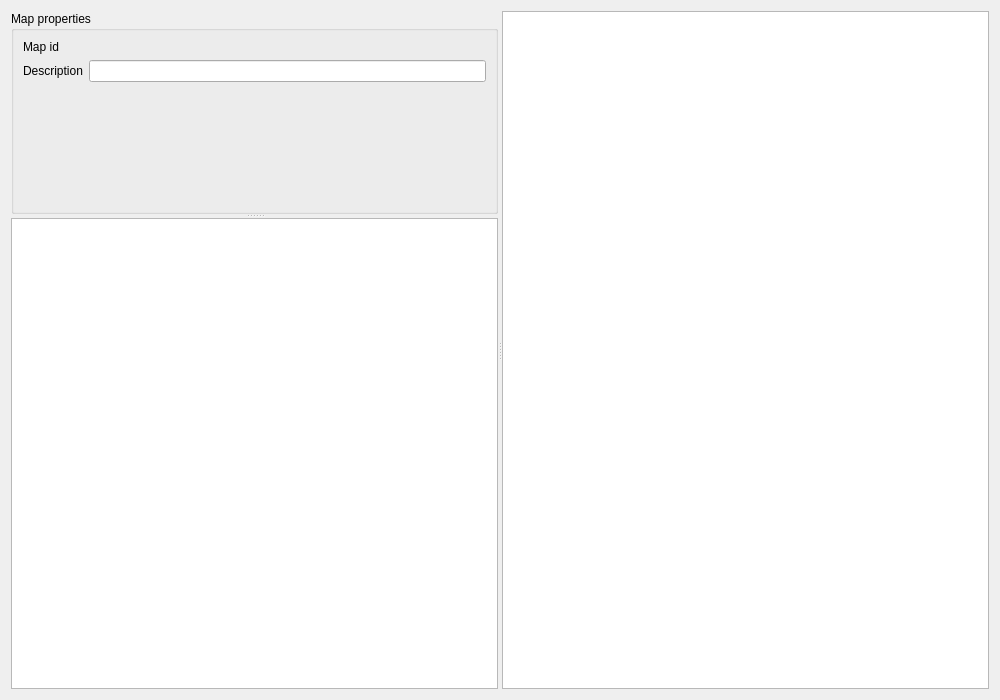
Above: src/gui/map_editor.ui from solarus-games/solarus-quest-editor before the change. Below: the same form after it.
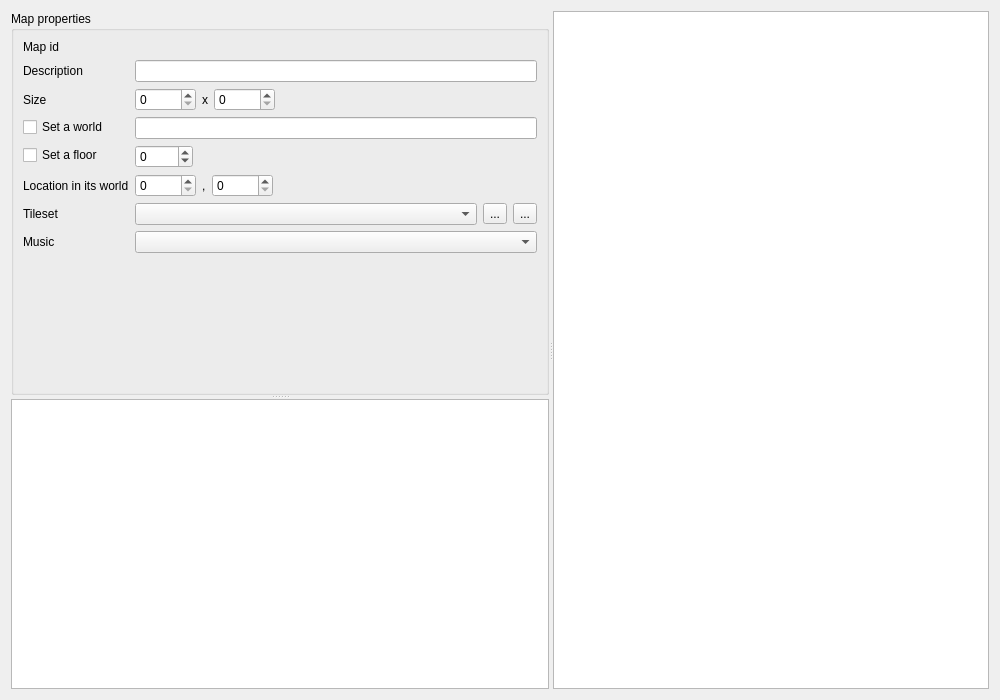
That is the form after the change. Icons and pictures are not drawn. Custom widgets are drawn as their Qt base class.

Commit message: Map editor properties view.

The edit to the form file:
```diff
--- a/src/gui/map_editor.ui
+++ b/src/gui/map_editor.ui
@@ -89,6 +89,210 @@
              </property>
             </widget>
            </item>
+           <item row="2" column="0">
+            <widget class="QLabel" name="size_label">
+             <property name="text">
+              <string>Size</string>
+             </property>
+            </widget>
+           </item>
+           <item row="2" column="1">
+            <layout class="QHBoxLayout" name="horizontal_layout_2">
+             <item>
+              <widget class="QSpinBox" name="width_field">
+               <property name="maximum">
+                <number>99999</number>
+               </property>
+               <property name="singleStep">
+                <number>8</number>
+               </property>
+              </widget>
+             </item>
+             <item>
+              <widget class="QLabel" name="size_separator_label">
+               <property name="text">
+                <string>x</string>
+               </property>
+              </widget>
+             </item>
+             <item>
+              <widget class="QSpinBox" name="height_field">
+               <property name="maximum">
+                <number>99999</number>
+               </property>
+               <property name="singleStep">
+                <number>8</number>
+               </property>
+              </widget>
+             </item>
+             <item>
+              <spacer name="horizontal_spacer">
+               <property name="orientation">
+                <enum>Qt::Horizontal</enum>
+               </property>
+               <property name="sizeHint" stdset="0">
+                <size>
+                 <width>40</width>
+                 <height>20</height>
+                </size>
+               </property>
+              </spacer>
+             </item>
+            </layout>
+           </item>
+           <item row="3" column="1">
+            <widget class="QLineEdit" name="world_field"/>
+           </item>
+           <item row="4" column="0">
+            <widget class="QCheckBox" name="floor_check_box">
+             <property name="text">
+              <string>Set a floor</string>
+             </property>
+            </widget>
+           </item>
+           <item row="4" column="1">
+            <layout class="QHBoxLayout" name="horizontal_layout_4">
+             <item>
+              <widget class="QSpinBox" name="floor_field">
+               <property name="minimum">
+                <number>-9999</number>
+               </property>
+               <property name="maximum">
+                <number>9999</number>
+               </property>
+              </widget>
+             </item>
+             <item>
+              <spacer name="horizontalSpacer">
+               <property name="orientation">
+                <enum>Qt::Horizontal</enum>
+               </property>
+               <property name="sizeHint" stdset="0">
+                <size>
+                 <width>40</width>
+                 <height>20</height>
+                </size>
+               </property>
+              </spacer>
+             </item>
+            </layout>
+           </item>
+           <item row="5" column="0">
+            <widget class="QLabel" name="location_label">
+             <property name="text">
+              <string>Location in its world</string>
+             </property>
+            </widget>
+           </item>
+           <item row="5" column="1">
+            <layout class="QHBoxLayout" name="horizontal_layout_3">
+             <item>
+              <widget class="QSpinBox" name="x_field">
+               <property name="maximum">
+                <number>99999</number>
+               </property>
+               <property name="singleStep">
+                <number>8</number>
+               </property>
+              </widget>
+             </item>
+             <item>
+              <widget class="QLabel" name="location_separator_label">
+               <property name="text">
+                <string>,</string>
+               </property>
+              </widget>
+             </item>
+             <item>
+              <widget class="QSpinBox" name="y_field">
+               <property name="maximum">
+                <number>99999</number>
+               </property>
+               <property name="singleStep">
+                <number>8</number>
+               </property>
+              </widget>
+             </item>
+             <item>
+              <spacer name="horizontal_spacer_2">
+               <property name="orientation">
+                <enum>Qt::Horizontal</enum>
+               </property>
+               <property name="sizeHint" stdset="0">
+                <size>
+                 <width>40</width>
+                 <height>20</height>
+                </size>
+               </property>
+              </spacer>
+             </item>
+            </layout>
+           </item>
+           <item row="6" column="0">
+            <widget class="QLabel" name="tileset_label">
+             <property name="text">
+              <string>Tileset</string>
+             </property>
+            </widget>
+           </item>
+           <item row="6" column="1">
+            <layout class="QHBoxLayout" name="horizontal_layout_5">
+             <item>
+              <widget class="QComboBox" name="tileset_field"/>
+             </item>
+             <item>
+              <widget class="QToolButton" name="tileset_refresh_button">
+               <property name="text">
+                <string>...</string>
+               </property>
+               <property name="icon">
+                <iconset resource="../../resources/images.qrc">
+                 <normaloff>:/images/icon_refresh.png</normaloff>:/images/icon_refresh.png</iconset>
+               </property>
+               <property name="iconSize">
+                <size>
+                 <width>24</width>
+                 <height>24</height>
+                </size>
+               </property>
+              </widget>
+             </item>
+             <item>
+              <widget class="QToolButton" name="tileset_edit_button">
+               <property name="text">
+                <string>...</string>
+               </property>
+               <property name="icon">
+                <iconset resource="../../resources/images.qrc">
+                 <normaloff>:/images/icon_edit.png</normaloff>:/images/icon_edit.png</iconset>
+               </property>
+               <property name="iconSize">
+                <size>
+                 <width>24</width>
+                 <height>24</height>
+                </size>
+               </property>
+              </widget>
+             </item>
+            </layout>
+           </item>
+           <item row="7" column="0">
+            <widget class="QLabel" name="music_label">
+             <property name="text">
+              <string>Music</string>
+             </property>
+            </widget>
+           </item>
+           <item row="7" column="1">
+            <widget class="QComboBox" name="music_field"/>
+           </item>
+           <item row="3" column="0">
+            <widget class="QCheckBox" name="checkBox">
+             <property name="text">
+              <string>Set a world</string>
+             </property>
+            </widget>
+           </item>
           </layout>
          </widget>
          <widget class="TilesetView" name="tileset_view"/>
```
Left out of the diff: 6 changed lines with no effect on the pictures. The commit also changes 2 other files.
